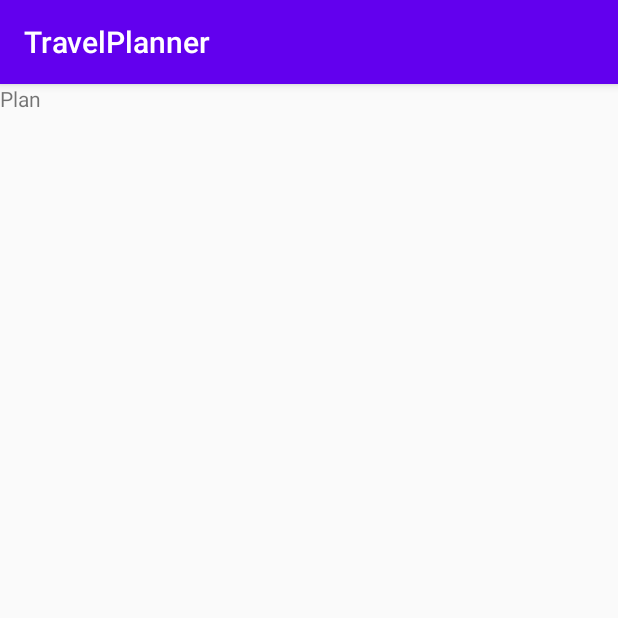
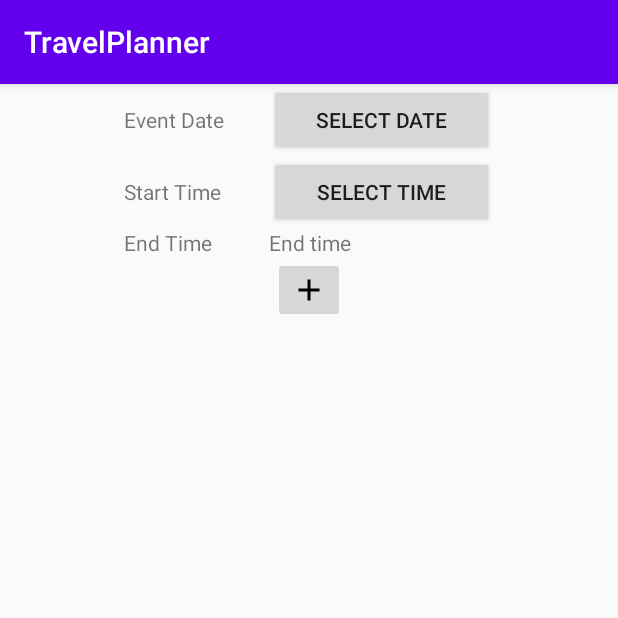
Before and after one commit to luisanthoniealkins/FinalProjectMCS, an Android app: the PlanActivity screen opened directly, with no data from a screen before it, on a phone screen of 412 x 824 dp, the top half of it. Run offline under Robolectric (Android 15) with nearby library versions, the phone set to English and light mode, and no system bars.

Commit message:
Add Planning Activity

```diff
--- a/app/src/main/java/com/laacompany/travelplanner/MainActivity.java
+++ b/app/src/main/java/com/laacompany/travelplanner/MainActivity.java
@@ -49,7 +49,6 @@ public class MainActivity extends AppCompatActivity {
 
             @Override
             public void onItemClick(int itemIndex, String itemName) {
-//                Toast.makeText(MainActivity.this, itemIndex + " " + itemName, Toast.LENGTH_SHORT).show();
                 switch (itemIndex){
                     case 0:
                         getSupportFragmentManager().beginTransaction().replace(R.id.fragment_container,new HomeFragment()).commit();
--- /dev/null
+++ b/app/src/main/res/drawable/ic_edit_black_24dp.xml
@@ -0,0 +1,5 @@
+<vector android:height="24dp" android:tint="#FFFFFF"
+    android:viewportHeight="24.0" android:viewportWidth="24.0"
+    android:width="24dp" xmlns:android="http://schemas.android.com/apk/res/android">
+    <path android:fillColor="#FF000000" android:pathData="M3,17.25V21h3.75L17.81,9.94l-3.75,-3.75L3,17.25zM20.71,7.04c0.39,-0.39 0.39,-1.02 0,-1.41l-2.34,-2.34c-0.39,-0.39 -1.02,-0.39 -1.41,0l-1.83,1.83 3.75,3.75 1.83,-1.83z"/>
+</vector>
--- a/app/src/main/res/layout/activity_plan.xml
+++ b/app/src/main/res/layout/activity_plan.xml
@@ -1,14 +1,63 @@
 <?xml version="1.0" encoding="utf-8"?>
-<LinearLayout xmlns:android="http://schemas.android.com/apk/res/android"
+<ScrollView
+    xmlns:android="http://schemas.android.com/apk/res/android"
     xmlns:app="http://schemas.android.com/apk/res-auto"
     xmlns:tools="http://schemas.android.com/tools"
     android:layout_width="match_parent"
     android:layout_height="match_parent"
+    android:orientation="vertical"
     tools:context=".PlanActivity">
 
-    <TextView
+    <LinearLayout
         android:layout_width="match_parent"
-        android:layout_height="wrap_content"
-        android:text="Plan"/>
+        android:layout_height="match_parent"
+        android:orientation="vertical"
+        android:gravity="center_horizontal">
 
-</LinearLayout>
+       <GridLayout
+           android:layout_width="wrap_content"
+           android:layout_height="wrap_content"
+           android:columnCount="2"
+           android:rowCount="3"
+           android:layout_gravity="center_horizontal">
+
+           <TextView
+               android:text="Event Date"
+               android:layout_marginEnd="30dp" />
+           <Button
+               android:layout_width="150dp"
+               android:text="Select Date"
+               android:onClick="clickDate"/>
+
+           <TextView
+               android:text="Start Time"
+               android:layout_marginEnd="30dp"/>
+           <Button
+               android:layout_width="150dp"
+               android:text="Select Time"
+               android:onClick="clickTime"/>
+
+           <TextView
+               android:text="End Time"
+               android:layout_marginEnd="30dp"/>
+           <TextView
+               android:layout_width="150dp"
+               android:text="End time" />
+
+       </GridLayout>
+
+        <androidx.recyclerview.widget.RecyclerView
+            android:id="@+id/id_main_rv_plan_list"
+            android:layout_width="match_parent"
+            android:layout_height="wrap_content"/>
+
+        <ImageButton
+            android:layout_height="wrap_content"
+            android:layout_width="wrap_content"
+            android:src="@drawable/ic_add_black_24dp"
+            android:onClick="clickAdd"
+            />
+
+    </LinearLayout>
+
+</ScrollView>
```
Also changed, not shown: app/src/main/java/com/laacompany/travelplanner/PlanActivity.java (+14 -0 lines), app/src/main/res/layout/item_plan.xml (added, +35 -0 lines).
